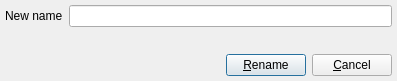
Before: the Qt Designer form library/tulip-gui/designer/RenamePropertyDialog.ui in Tulip-Dev/tulip, drawn with Qt 5.
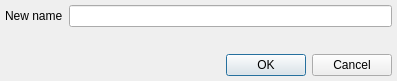
After: the same form once the commit is applied.

Commit message: bug fix for RenamePropertyDialog: use a QDialogButtonBox instead of two QPushButton to ensure a platorm dependant positioning of the "Rename" (as OK) and "Cancel" buttons

```diff
--- a/library/tulip-gui/designer/RenamePropertyDialog.ui
+++ b/library/tulip-gui/designer/RenamePropertyDialog.ui
@@ -76,47 +76,9 @@
         <number>0</number>
        </property>
        <item>
-        <spacer name="horizontalSpacer">
-         <property name="orientation">
-          <enum>Qt::Horizontal</enum>
-         </property>
-         <property name="sizeHint" stdset="0">
-          <size>
-           <width>40</width>
-           <height>20</height>
-          </size>
-         </property>
-        </spacer>
-       </item>
-       <item>
-        <widget class="QPushButton" name="buttonOK">
-         <property name="text">
-          <string>&amp;Rename</string>
-         </property>
-         <property name="shortcut">
-          <string>Alt+O</string>
-         </property>
-         <property name="autoDefault">
-          <bool>true</bool>
-         </property>
-         <property name="default">
-          <bool>true</bool>
-         </property>
-        </widget>
-       </item>
-       <item>
-        <widget class="QPushButton" name="buttonCancel">
-         <property name="text">
-          <string>&amp;Cancel</string>
-         </property>
-         <property name="shortcut">
-          <string>Alt+C</string>
-         </property>
-         <property name="autoDefault">
-          <bool>true</bool>
-         </property>
-         <property name="default">
-          <bool>false</bool>
+        <widget class="QDialogButtonBox" name="buttonBox">
+         <property name="standardButtons">
+          <set>QDialogButtonBox::Cancel|QDialogButtonBox::Ok</set>
          </property>
         </widget>
        </item>
```
Left out of the diff: 27 changed lines with no effect on the pictures. The commit also changes 1 other file.
